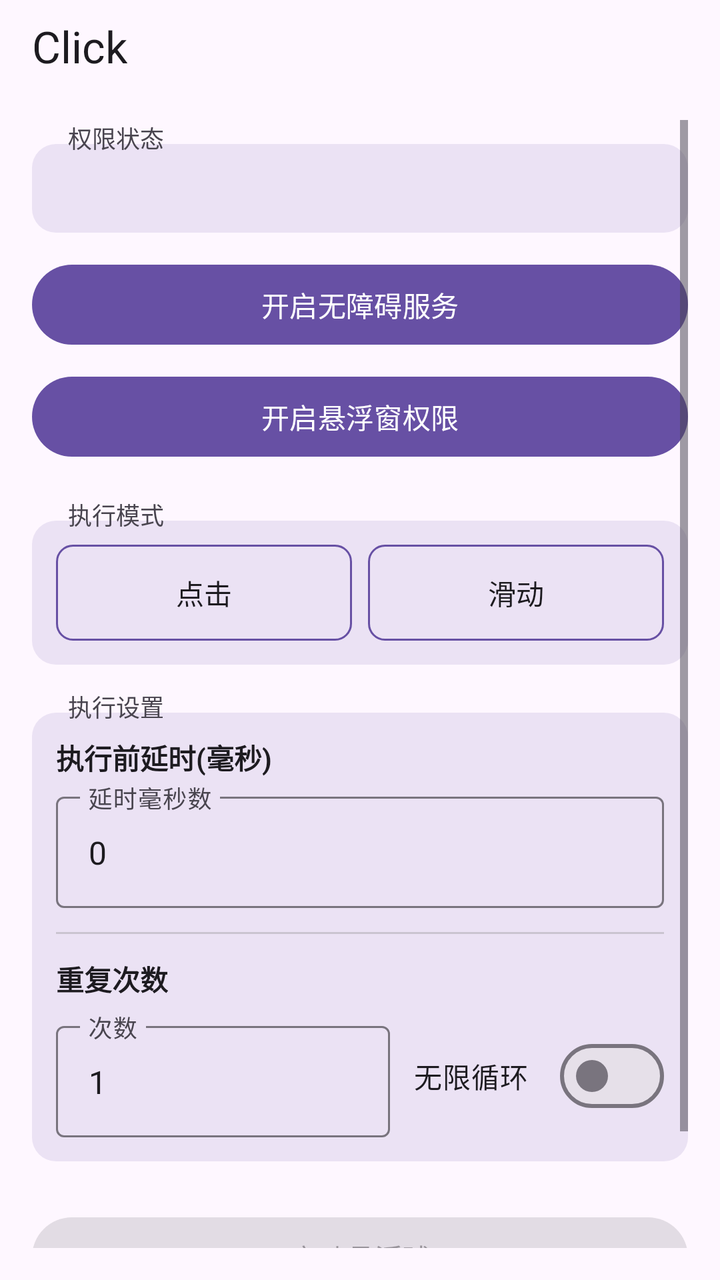
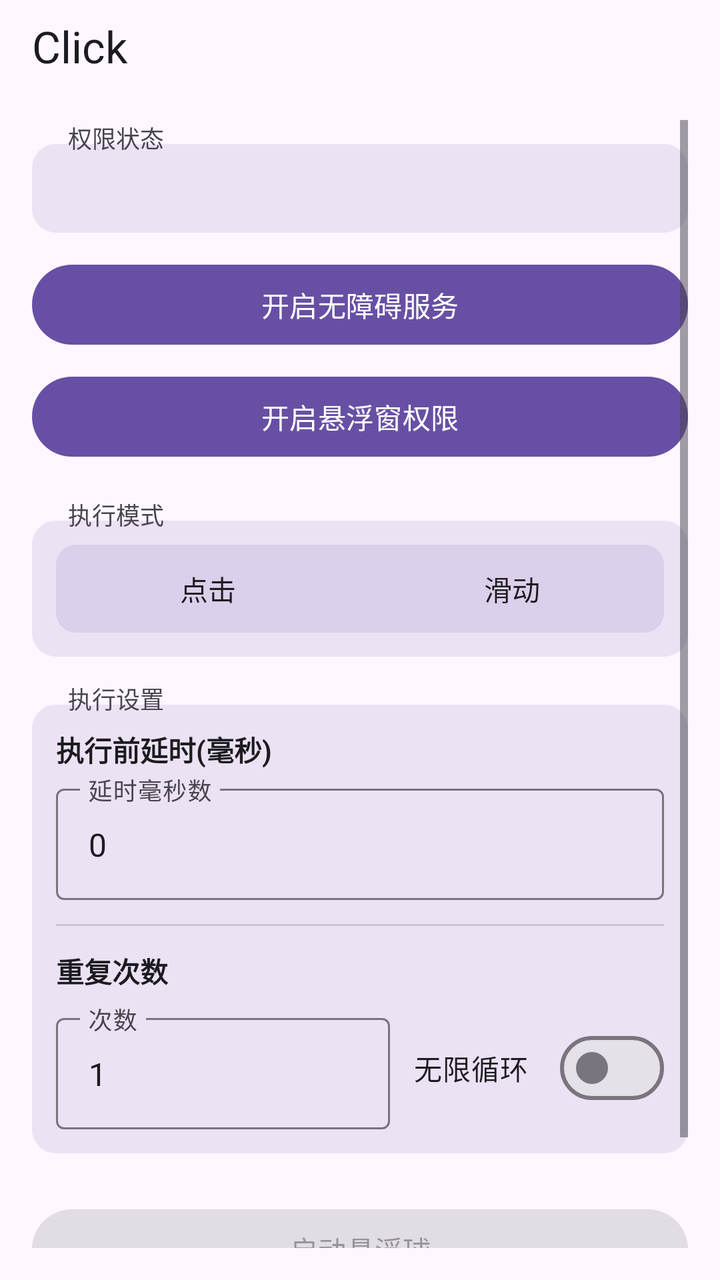

Before-and-after screenshots of an Android layout around one commit, followed by the original layout XML and the change that was made.
<!-- AndroidManifest.xml: activity theme Theme.Click -->
<!-- res/layout/activity_main.xml -->
<?xml version="1.0" encoding="utf-8"?>
<LinearLayout xmlns:android="http://schemas.android.com/apk/res/android"
    xmlns:app="http://schemas.android.com/apk/res-auto"
    android:layout_width="match_parent"
    android:layout_height="match_parent"
    android:orientation="vertical">

    <com.google.android.material.appbar.MaterialToolbar
        android:id="@+id/toolbar"
        android:layout_width="match_parent"
        android:layout_height="44dp"
        android:minHeight="44dp"
        android:paddingTop="2dp"
        android:background="?attr/colorSurface"
        app:title="Click"
        app:titleTextColor="?attr/colorOnSurface" />

    <ScrollView
        android:layout_width="match_parent"
        android:layout_height="0dp"
        android:layout_weight="1"
        android:padding="16dp">

        <LinearLayout
            android:layout_width="match_parent"
            android:layout_height="wrap_content"
            android:orientation="vertical">

            
            <TextView
                android:layout_width="wrap_content"
                android:layout_height="wrap_content"
                android:text="权限状态"
                android:textSize="12sp"
                android:textColor="?attr/colorOnSurfaceVariant"
                android:background="@android:color/transparent"
                android:paddingHorizontal="6dp"
                android:layout_marginStart="12dp"
                android:layout_marginBottom="-6dp"
                android:elevation="2dp" />

            
            <LinearLayout
                android:layout_width="match_parent"
                android:layout_height="wrap_content"
                android:orientation="vertical"
                android:background="@drawable/section_border"
                android:padding="12dp">

                <TextView
                    android:id="@+id/statusText"
                    android:layout_width="match_parent"
                    android:layout_height="wrap_content"
                    android:gravity="start"
                    android:textSize="15sp"
                    android:textStyle="bold"
                    android:textColor="?attr/colorOnSurface" />
            </LinearLayout>

            <Button
                android:id="@+id/btnEnableService"
                android:layout_width="match_parent"
                android:layout_height="wrap_content"
                android:layout_marginTop="12dp"
                android:text="开启无障碍服务" />

            <Button
                android:id="@+id/btnEnableOverlay"
                android:layout_width="match_parent"
                android:layout_height="wrap_content"
                android:layout_marginTop="8dp"
                android:text="开启悬浮窗权限" />

            
            <TextView
                android:layout_width="wrap_content"
                android:layout_height="wrap_content"
                android:layout_marginTop="16dp"
                android:text="执行模式"
                android:textSize="12sp"
                android:textColor="?attr/colorOnSurfaceVariant"
                android:background="@android:color/transparent"
                android:paddingHorizontal="6dp"
                android:layout_marginStart="12dp"
                android:layout_marginBottom="-6dp"
                android:elevation="2dp" />

            
            <LinearLayout
                android:layout_width="match_parent"
                android:layout_height="wrap_content"
                android:orientation="vertical"
                android:background="@drawable/section_border"
                android:padding="12dp">

                <LinearLayout
                    android:layout_width="match_parent"
                    android:layout_height="wrap_content"
                    android:orientation="horizontal">

                    <Button
                        android:id="@+id/radioClick"
                        android:layout_width="0dp"
                        android:layout_height="wrap_content"
                        android:layout_weight="1"
                        android:layout_marginEnd="4dp"
                        android:text="点击"
                        android:background="@drawable/btn_ripple_selector"
                        android:textColor="@color/btn_text_selector" />

                    <Button
                        android:id="@+id/radioSwipe"
                        android:layout_width="0dp"
                        android:layout_height="wrap_content"
                        android:layout_weight="1"
                        android:layout_marginStart="4dp"
                        android:text="滑动"
                        android:background="@drawable/btn_ripple_selector"
                        android:textColor="@color/btn_text_selector" />
                </LinearLayout>

                <LinearLayout
                    android:id="@+id/swipeParams"
                    android:layout_width="match_parent"
                    android:layout_height="wrap_content"
                    android:orientation="vertical"
                    android:visibility="gone"
                    android:layout_marginTop="12dp">

                    <View
                        android:layout_width="match_parent"
                        android:layout_height="1dp"
                        android:background="?attr/colorOutlineVariant" />

                    <TextView
                        android:layout_width="wrap_content"
                        android:layout_height="wrap_content"
                        android:layout_marginTop="12dp"
                        android:text="滑动方式"
                        android:textSize="13sp"
                        android:textStyle="bold"
                        android:textColor="?attr/colorOnSurface" />

                    <LinearLayout
                        android:layout_width="match_parent"
                        android:layout_height="wrap_content"
                        android:layout_marginTop="8dp"
                        android:orientation="horizontal">

                        <Button
                            android:id="@+id/radioSwipeManual"
                            android:layout_width="0dp"
                            android:layout_height="wrap_content"
                            android:layout_weight="1"
                            android:layout_marginEnd="4dp"
                            android:text="手动参数"
                            android:background="@drawable/btn_ripple_selector"
                            android:textColor="@color/btn_text_selector" />

                        <Button
                            android:id="@+id/radioSwipeGesture"
                            android:layout_width="0dp"
                            android:layout_height="wrap_content"
                            android:layout_weight="1"
                            android:layout_marginStart="4dp"
                            android:text="手势录制"
                            android:background="@drawable/btn_ripple_selector"
                            android:textColor="@color/btn_text_selector" />
                    </LinearLayout>

                    <LinearLayout
                        android:id="@+id/manualSwipeParams"
                        android:layout_width="match_parent"
                        android:layout_height="wrap_content"
                        android:orientation="vertical"
                        android:layout_marginTop="12dp">

                        <TextView
                            android:layout_width="wrap_content"
                            android:layout_height="wrap_content"
                            android:text="起点"
                            android:textSize="13sp"
                            android:textColor="?attr/colorPrimary" />

                        <LinearLayout
                            android:layout_width="match_parent"
                            android:layout_height="wrap_content"
                            android:layout_marginTop="4dp"
                            android:orientation="horizontal">

                            <com.google.android.material.textfield.TextInputLayout
                                android:layout_width="0dp"
                                android:layout_height="wrap_content"
                                android:layout_weight="1"
                                android:layout_marginEnd="4dp"
                                android:hint="起点 X (横向坐标)"
                                style="@style/Widget.Material3.TextInputLayout.OutlinedBox">

                                <com.google.android.material.textfield.TextInputEditText
                                    android:id="@+id/inputSwipeX1"
                                    android:layout_width="match_parent"
                                    android:layout_height="wrap_content"
                                    android:inputType="numberDecimal" />
                            </com.google.android.material.textfield.TextInputLayout>

                            <com.google.android.material.textfield.TextInputLayout
                                android:layout_width="0dp"
                                android:layout_height="wrap_content"
                                android:layout_weight="1"
                                android:layout_marginStart="4dp"
                                android:hint="起点 Y (纵向坐标)"
                                style="@style/Widget.Material3.TextInputLayout.OutlinedBox">

                                <com.google.android.material.textfield.TextInputEditText
                                    android:id="@+id/inputSwipeY1"
                                    android:layout_width="match_parent"
                                    android:layout_height="wrap_content"
                                    android:inputType="numberDecimal" />
                            </com.google.android.material.textfield.TextInputLayout>
                        </LinearLayout>

                        <TextView
                            android:layout_width="wrap_content"
                            android:layout_height="wrap_content"
                            android:layout_marginTop="8dp"
                            android:text="终点"
                            android:textSize="13sp"
                            android:textColor="?attr/colorPrimary" />

                        <LinearLayout
                            android:layout_width="match_parent"
                            android:layout_height="wrap_content"
                            android:layout_marginTop="4dp"
                            android:orientation="horizontal">

                            <com.google.android.material.textfield.TextInputLayout
                                android:layout_width="0dp"
                                android:layout_height="wrap_content"
                                android:layout_weight="1"
                                android:layout_marginEnd="4dp"
                                android:hint="终点 X (横向坐标)"
                                style="@style/Widget.Material3.TextInputLayout.OutlinedBox">

                                <com.google.android.material.textfield.TextInputEditText
                                    android:id="@+id/inputSwipeX2"
                                    android:layout_width="match_parent"
                                    android:layout_height="wrap_content"
                                    android:inputType="numberDecimal" />
                            </com.google.android.material.textfield.TextInputLayout>

                            <com.google.android.material.textfield.TextInputLayout
                                android:layout_width="0dp"
                                android:layout_height="wrap_content"
                                android:layout_weight="1"
                                android:layout_marginStart="4dp"
                                android:hint="终点 Y (纵向坐标)"
                                style="@style/Widget.Material3.TextInputLayout.OutlinedBox">

                                <com.google.android.material.textfield.TextInputEditText
                                    android:id="@+id/inputSwipeY2"
                                    android:layout_width="match_parent"
                                    android:layout_height="wrap_content"
                                    android:inputType="numberDecimal" />
                            </com.google.android.material.textfield.TextInputLayout>
                        </LinearLayout>

                        <TextView
                            android:layout_width="wrap_content"
                            android:layout_height="wrap_content"
                            android:layout_marginTop="8dp"
                            android:text="时长"
                            android:textSize="13sp"
                            android:textColor="?attr/colorPrimary" />

                        <com.google.android.material.textfield.TextInputLayout
                            android:layout_width="match_parent"
                            android:layout_height="wrap_content"
                            android:layout_marginTop="4dp"
                            android:hint="滑动耗时(毫秒)"
                            style="@style/Widget.Material3.TextInputLayout.OutlinedBox">

                            <com.google.android.material.textfield.TextInputEditText
                                android:id="@+id/inputSwipeDuration"
                                android:layout_width="match_parent"
                                android:layout_height="wrap_content"
                                android:inputType="number" />
                        </com.google.android.material.textfield.TextInputLayout>
                    </LinearLayout>

                    <LinearLayout
                        android:id="@+id/gestureSwipeSection"
                        android:layout_width="match_parent"
                        android:layout_height="wrap_content"
                        android:orientation="vertical"
                        android:visibility="gone"
                        android:layout_marginTop="12dp">

                        <TextView
                            android:id="@+id/lblRecordedStatus"
                            android:layout_width="wrap_content"
                            android:layout_height="wrap_content"
                            android:text=""
                            android:textSize="13sp"
                            android:textColor="?attr/colorPrimary" />

                        <Button
                            android:id="@+id/btnRecordGesture"
                            android:layout_width="match_parent"
                            android:layout_height="wrap_content"
                            android:layout_marginTop="8dp"
                            android:text="录制手势 (在屏幕上滑动)" />
                    </LinearLayout>
                </LinearLayout>
            </LinearLayout>

            
            <TextView
                android:layout_width="wrap_content"
                android:layout_height="wrap_content"
                android:layout_marginTop="12dp"
                android:text="执行设置"
                android:textSize="12sp"
                android:textColor="?attr/colorOnSurfaceVariant"
                android:background="@android:color/transparent"
                android:paddingHorizontal="6dp"
                android:layout_marginStart="12dp"
                android:layout_marginBottom="-6dp"
                android:elevation="2dp" />

            
            <LinearLayout
                android:layout_width="match_parent"
                android:layout_height="wrap_content"
                android:orientation="vertical"
                android:background="@drawable/section_border"
                android:padding="12dp">

                <TextView
                    android:layout_width="wrap_content"
                    android:layout_height="wrap_content"
                    android:text="执行前延时(毫秒)"
                    android:textSize="14sp"
                    android:textStyle="bold"
                    android:textColor="?attr/colorOnSurface" />

                <com.google.android.material.textfield.TextInputLayout
                    android:layout_width="match_parent"
                    android:layout_height="wrap_content"
                    android:layout_marginTop="4dp"
                    android:hint="延时毫秒数"
                    style="@style/Widget.Material3.TextInputLayout.OutlinedBox">

                    <com.google.android.material.textfield.TextInputEditText
                        android:id="@+id/inputDelay"
                        android:layout_width="match_parent"
                        android:layout_height="wrap_content"
                        android:inputType="number"
                        android:text="0" />
                </com.google.android.material.textfield.TextInputLayout>

                <View
                    android:layout_width="match_parent"
                    android:layout_height="1dp"
                    android:layout_marginTop="12dp"
                    android:background="?attr/colorOutlineVariant" />

                <TextView
                    android:layout_width="wrap_content"
                    android:layout_height="wrap_content"
                    android:layout_marginTop="12dp"
                    android:text="重复次数"
                    android:textSize="14sp"
                    android:textStyle="bold"
                    android:textColor="?attr/colorOnSurface" />

                <LinearLayout
                    android:layout_width="match_parent"
                    android:layout_height="wrap_content"
                    android:layout_marginTop="8dp"
                    android:orientation="horizontal"
                    android:gravity="center_vertical">

                    <com.google.android.material.textfield.TextInputLayout
                        android:layout_width="0dp"
                        android:layout_height="wrap_content"
                        android:layout_weight="1"
                        android:hint="次数"
                        style="@style/Widget.Material3.TextInputLayout.OutlinedBox">

                        <com.google.android.material.textfield.TextInputEditText
                            android:id="@+id/inputRepeat"
                            android:layout_width="match_parent"
                            android:layout_height="wrap_content"
                            android:inputType="number"
                            android:text="1" />
                    </com.google.android.material.textfield.TextInputLayout>

                    <com.google.android.material.materialswitch.MaterialSwitch
                        android:id="@+id/checkInfinite"
                        android:layout_width="wrap_content"
                        android:layout_height="wrap_content"
                        android:layout_marginStart="12dp"
                        android:text="无限循环" />
                </LinearLayout>
            </LinearLayout>

            <FrameLayout
                android:layout_width="match_parent"
                android:layout_height="wrap_content"
                android:layout_marginTop="24dp">

                <Button
                    android:id="@+id/btnStartFloating"
                    android:layout_width="match_parent"
                    android:layout_height="wrap_content"
                    android:text="启动悬浮球"
                    android:enabled="false" />

                <View
                    android:id="@+id/btnStartOverlay"
                    android:layout_width="match_parent"
                    android:layout_height="match_parent"
                    android:background="@android:color/transparent"
                    android:clickable="true"
                    android:visibility="gone" />
            </FrameLayout>

            <Button
                android:id="@+id/btnStopFloating"
                android:layout_width="match_parent"
                android:layout_height="wrap_content"
                android:layout_marginTop="8dp"
                android:text="停止悬浮球"
                android:enabled="false" />

        </LinearLayout>
    </ScrollView>
</LinearLayout>
<!-- resources referenced by this layout -->
<resources>
  <!-- drawable btn_ripple_selector (drawable) -->
  <?xml version="1.0" encoding="utf-8"?>
  <ripple xmlns:android="http://schemas.android.com/apk/res/android"
      android:color="@color/md_theme_primary">
      <item android:id="@android:id/mask">
          <shape android:shape="rectangle">
              <solid android:color="@android:color/white" />
              <corners android:radius="8dp" />
          </shape>
      </item>
      <item>
          <selector>
              <item android:state_selected="true">
                  <shape android:shape="rectangle">
                      <solid android:color="@color/md_theme_primary" />
                      <corners android:radius="8dp" />
                  </shape>
              </item>
              <item>
                  <shape android:shape="rectangle">
                      <solid android:color="@android:color/transparent" />
                      <corners android:radius="8dp" />
                      <stroke android:width="1dp" android:color="@color/md_theme_outline" />
                  </shape>
              </item>
          </selector>
      </item>
  </ripple>
  <!-- drawable section_border (drawable) -->
  <?xml version="1.0" encoding="utf-8"?>
  <shape xmlns:android="http://schemas.android.com/apk/res/android"
      android:shape="rectangle">
      <solid android:color="@color/section_background" />
      <corners android:radius="12dp" />
  </shape>
  <color name="md_theme_primary">#6750A4</color>
  <color name="md_theme_outline">#79747E</color>
  <color name="section_background">#206750A4</color>
  <color name="md_theme_onPrimary">#FFFFFF</color>
  <color name="md_theme_primaryContainer">#EADDFF</color>
  <color name="md_theme_onPrimaryContainer">#21005D</color>
  <color name="md_theme_secondary">#625B71</color>
  <color name="md_theme_onSecondary">#FFFFFF</color>
  <color name="md_theme_secondaryContainer">#E8DEF8</color>
  <color name="md_theme_onSecondaryContainer">#1D192B</color>
  <color name="md_theme_background">#FEF7FF</color>
  <color name="md_theme_onBackground">#1D1B20</color>
  <color name="md_theme_surface">#FEF7FF</color>
  <color name="md_theme_onSurface">#1D1B20</color>
  <color name="md_theme_surfaceVariant">#E7E0EC</color>
  <color name="md_theme_onSurfaceVariant">#49454F</color>
  <color name="md_theme_outlineVariant">#CAC4D0</color>
  <!-- unchanged entries left out for length: 2 -->
</resources>

<!-- the commit's change to res/layout/activity_main.xml (unified diff, before → after) -->
@@ -93,31 +93,51 @@
                 android:background="@drawable/section_border"
                 android:padding="12dp">
 
-                <LinearLayout
-                    android:layout_width="match_parent"
-                    android:layout_height="wrap_content"
-                    android:orientation="horizontal">
-
-                    <Button
-                        android:id="@+id/radioClick"
+                
+                <FrameLayout
+                    android:layout_width="match_parent"
+                    android:layout_height="44dp"
+                    android:background="@drawable/segment_bg">
+
+                    
+                    <View
+                        android:id="@+id/modeIndicator"
                         android:layout_width="0dp"
-                        android:layout_height="wrap_content"
-                        android:layout_weight="1"
-                        android:layout_marginEnd="4dp"
-                        android:text="点击"
-                        android:background="@drawable/btn_ripple_selector"
-                        android:textColor="@color/btn_text_selector" />
-
-                    <Button
-                        android:id="@+id/radioSwipe"
-                        android:layout_width="0dp"
-                        android:layout_height="wrap_content"
-                        android:layout_weight="1"
+                        android:layout_height="36dp"
+                        android:layout_gravity="center_vertical"
                         android:layout_marginStart="4dp"
-                        android:text="滑动"
-                        android:background="@drawable/btn_ripple_selector"
-                        android:textColor="@color/btn_text_selector" />
-                </LinearLayout>
+                        android:background="@drawable/segment_selected" />
+
+                    <LinearLayout
+                        android:layout_width="match_parent"
+                        android:layout_height="match_parent"
+                        android:orientation="horizontal">
+
+                        <TextView
+                            android:id="@+id/radioClick"
+                            android:layout_width="0dp"
+                            android:layout_height="match_parent"
+                            android:layout_weight="1"
+                            android:gravity="center"
+                            android:text="点击"
+                            android:textSize="14sp"
+                            android:textColor="@color/segment_text_selector"
+                            android:clickable="true"
+                            android:focusable="true" />
+
+                        <TextView
+                            android:id="@+id/radioSwipe"
+                            android:layout_width="0dp"
+                            android:layout_height="match_parent"
+                            android:layout_weight="1"
+                            android:gravity="center"
+                            android:text="滑动"
+                            android:textSize="14sp"
+                            android:textColor="@color/segment_text_selector"
+                            android:clickable="true"
+                            android:focusable="true" />
+                    </LinearLayout>
+                </FrameLayout>
 
                 <LinearLayout
                     android:id="@+id/swipeParams"
@@ -141,32 +161,51 @@
                         android:textStyle="bold"
                         android:textColor="?attr/colorOnSurface" />
 
-                    <LinearLayout
-                        android:layout_width="match_parent"
-                        android:layout_height="wrap_content"
+                    
+                    <FrameLayout
+                        android:layout_width="match_parent"
+                        android:layout_height="44dp"
                         android:layout_marginTop="8dp"
-                        android:orientation="horizontal">
-
-                        <Button
-                            android:id="@+id/radioSwipeManual"
+                        android:background="@drawable/segment_bg">
+
+                        <View
+                            android:id="@+id/swipeMethodIndicator"
                             android:layout_width="0dp"
-                            android:layout_height="wrap_content"
-                            android:layout_weight="1"
-                            android:layout_marginEnd="4dp"
-                            android:text="手动参数"
-                            android:background="@drawable/btn_ripple_selector"
-                            android:textColor="@color/btn_text_selector" />
-
-                        <Button
-                            android:id="@+id/radioSwipeGesture"
-                            android:layout_width="0dp"
-                            android:layout_height="wrap_content"
-                            android:layout_weight="1"
+                            android:layout_height="36dp"
+                            android:layout_gravity="center_vertical"
                             android:layout_marginStart="4dp"
-                            android:text="手势录制"
-                            android:background="@drawable/btn_ripple_selector"
-                            android:textColor="@color/btn_text_selector" />
-                    </LinearLayout>
+                            android:background="@drawable/segment_selected" />
+
+                        <LinearLayout
+                            android:layout_width="match_parent"
+                            android:layout_height="match_parent"
+                            android:orientation="horizontal">
+
+                            <TextView
+                                android:id="@+id/radioSwipeManual"
+                                android:layout_width="0dp"
+                                android:layout_height="match_parent"
+                                android:layout_weight="1"
+                                android:gravity="center"
+                                android:text="手动参数"
+                                android:textSize="14sp"
+                                android:textColor="@color/segment_text_selector"
+                                android:clickable="true"
+                                android:focusable="true" />
+
+                            <TextView
+                                android:id="@+id/radioSwipeGesture"
+                                android:layout_width="0dp"
+                                android:layout_height="match_parent"
+                                android:layout_weight="1"
+                                android:gravity="center"
+                                android:text="手势录制"
+                                android:textSize="14sp"
+                                android:textColor="@color/segment_text_selector"
+                                android:clickable="true"
+                                android:focusable="true" />
+                        </LinearLayout>
+                    </FrameLayout>
 
                     <LinearLayout
                         android:id="@+id/manualSwipeParams"
<!-- resource entries referenced after the edit -->
@@ -1,39 +1,25 @@
 <!-- resources referenced by this layout -->
 <resources>
-  <!-- drawable btn_ripple_selector (drawable) -->
-  <?xml version="1.0" encoding="utf-8"?>
-  <ripple xmlns:android="http://schemas.android.com/apk/res/android"
-      android:color="@color/md_theme_primary">
-      <item android:id="@android:id/mask">
-          <shape android:shape="rectangle">
-              <solid android:color="@android:color/white" />
-              <corners android:radius="8dp" />
-          </shape>
-      </item>
-      <item>
-          <selector>
-              <item android:state_selected="true">
-                  <shape android:shape="rectangle">
-                      <solid android:color="@color/md_theme_primary" />
-                      <corners android:radius="8dp" />
-                  </shape>
-              </item>
-              <item>
-                  <shape android:shape="rectangle">
-                      <solid android:color="@android:color/transparent" />
-                      <corners android:radius="8dp" />
-                      <stroke android:width="1dp" android:color="@color/md_theme_outline" />
-                  </shape>
-              </item>
-          </selector>
-      </item>
-  </ripple>
   <!-- drawable section_border (drawable) -->
   <?xml version="1.0" encoding="utf-8"?>
   <shape xmlns:android="http://schemas.android.com/apk/res/android"
       android:shape="rectangle">
       <solid android:color="@color/section_background" />
       <corners android:radius="12dp" />
+  </shape>
+  <!-- drawable segment_bg (drawable) -->
+  <?xml version="1.0" encoding="utf-8"?>
+  <shape xmlns:android="http://schemas.android.com/apk/res/android"
+      android:shape="rectangle">
+      <solid android:color="#206750A4" />
+      <corners android:radius="10dp" />
+  </shape>
+  <!-- drawable segment_selected (drawable) -->
+  <?xml version="1.0" encoding="utf-8"?>
+  <shape xmlns:android="http://schemas.android.com/apk/res/android"
+      android:shape="rectangle">
+      <solid android:color="@color/md_theme_primary" />
+      <corners android:radius="8dp" />
   </shape>
   <color name="md_theme_primary">#6750A4</color>
   <color name="md_theme_outline">#79747E</color>
